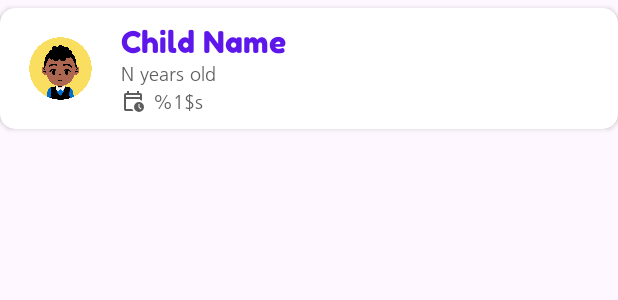
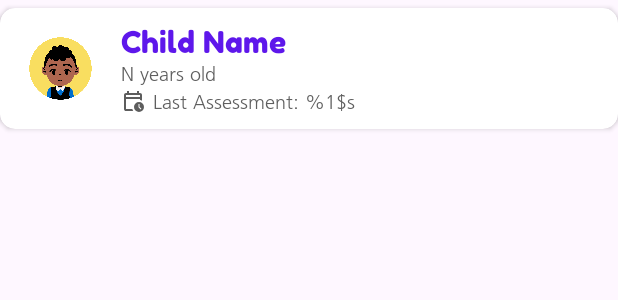
Before and after one commit to mgbong03/tahanapp, an Android app: the layout card_profile.xml on its own in the app's theme, with its tools: preview values and no code run, on a phone screen of 412 x 824 dp. Shown: the top 300 px of the screen. Run offline under Robolectric (Android 15) with nearby library versions, the phone set to English and light mode, and no system bars.

Commit message:
last assessment label

```diff
--- a/app/src/main/res/values/strings.xml
+++ b/app/src/main/res/values/strings.xml
@@ -305,6 +305,6 @@
     <string name="print">Print</string>
     <string name="print_started" translatable="false">Printing r-FLACC form...</string>
     <string name="pain_trends">Pain Trends (Past 7 Days)</string>
-    <string name="last_assessment_format" translatable="false">%1$s</string>
+    <string name="last_assessment_format">Last Assessment: %1$s</string>
     <string name="never_assessed">Never</string>
 </resources>
```
Also changed, not shown: app/src/main/java/me/kaylunasa/tahanapp/adapter/ChildProfileCardAdapter.java (+6 -3 lines), 1 other file.
